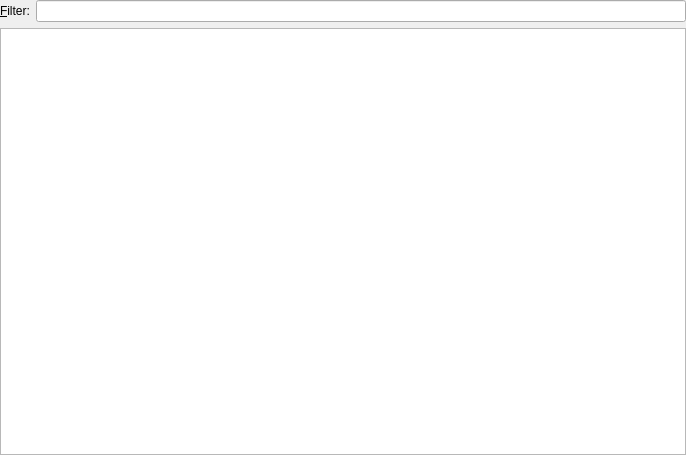
Above: frontends/qt4/mainwidget.ui from mupen64plus/mupen64plus-oldsvn before the change. Below: the same form after it.
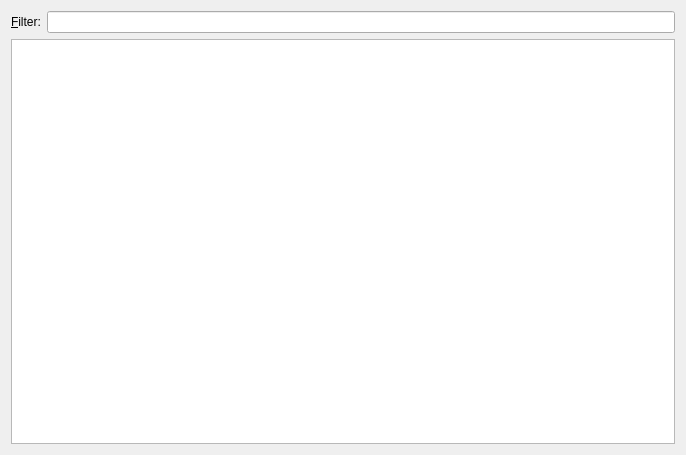
That is the form after the change.

Patch:
```diff
--- a/frontends/qt4/mainwidget.ui
+++ b/frontends/qt4/mainwidget.ui
@@ -13,9 +13,6 @@
    <string>Form</string>
   </property>
   <layout class="QVBoxLayout" name="verticalLayout" >
-   <property name="margin" >
-    <number>0</number>
-   </property>
    <item>
     <layout class="QHBoxLayout" name="horizontalLayout" >
      <item>
```
